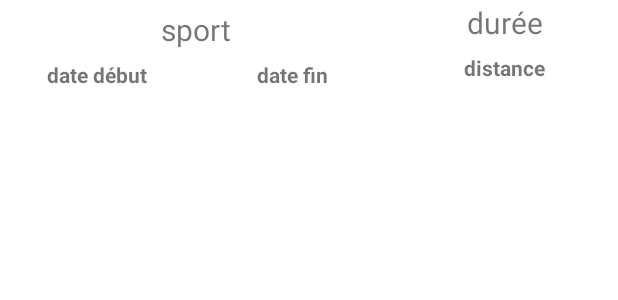
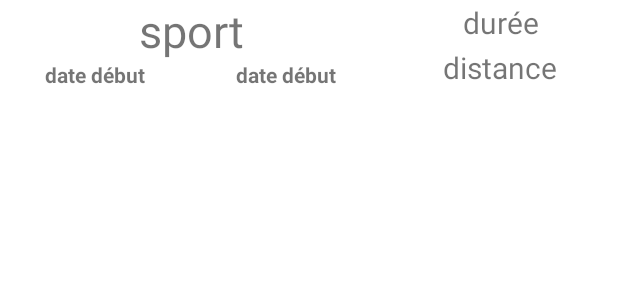
Before and after one commit to jduplaix/SportTrack, an Android app: the layout activity_history_adapter.xml on its own in the app's theme, with its tools: preview values and no code run, on a phone screen of 412 x 824 dp. Shown: the top 300 px of the screen. Run offline under Robolectric (Android 15) with nearby library versions, the phone set to English and light mode, and no system bars.

Commit message:
Feat: Adapter OK + fix layout des items (hist_adapter)

```diff
--- a/app/src/main/res/layout/activity_history_adapter.xml
+++ b/app/src/main/res/layout/activity_history_adapter.xml
@@ -18,17 +18,20 @@
             android:textAlignment="center"
             android:layout_weight="30"
             android:gravity="center"
-            android:textSize="20dp"
+            android:textSize="30dp"
             android:text="sport"
             />
+
+
 
         <LinearLayout
             android:layout_width="match_parent"
             android:layout_height="wrap_content"
             android:orientation="horizontal"
             android:weightSum="100">
+
             <TextView
-                android:layout_width="match_parent"
+                android:layout_width="wrap_content"
                 android:layout_height="20dp"
                 android:id="@+id/tvHistStart"
                 android:textAlignment="center"
@@ -38,15 +41,16 @@
                 android:text="date début"
                 />
             <TextView
-                android:layout_width="match_parent"
+                android:layout_width="wrap_content"
                 android:layout_height="20dp"
-                android:id="@+id/tvHistEnd"
+                android:id="@+id/tvHistend"
                 android:textAlignment="center"
                 android:layout_weight="50"
                 android:gravity="center"
                 android:textStyle="bold"
-                android:text="date fin"
+                android:text="date début"
                 />
+
         </LinearLayout>
     </LinearLayout>
 
@@ -73,8 +77,8 @@
             android:textAlignment="center"
             android:layout_weight="70"
             android:gravity="center"
-            android:textStyle="bold"
             android:text="distance"
+            android:textSize="20dp"
             />
     </LinearLayout>
 
```
Also changed, not shown: app/src/main/java/com/example/sporttrack/history/HistoryActivity.java (+18 -0 lines), app/src/main/java/com/example/sporttrack/history/HistoryAdapter.java (added, +47 -0 lines).
